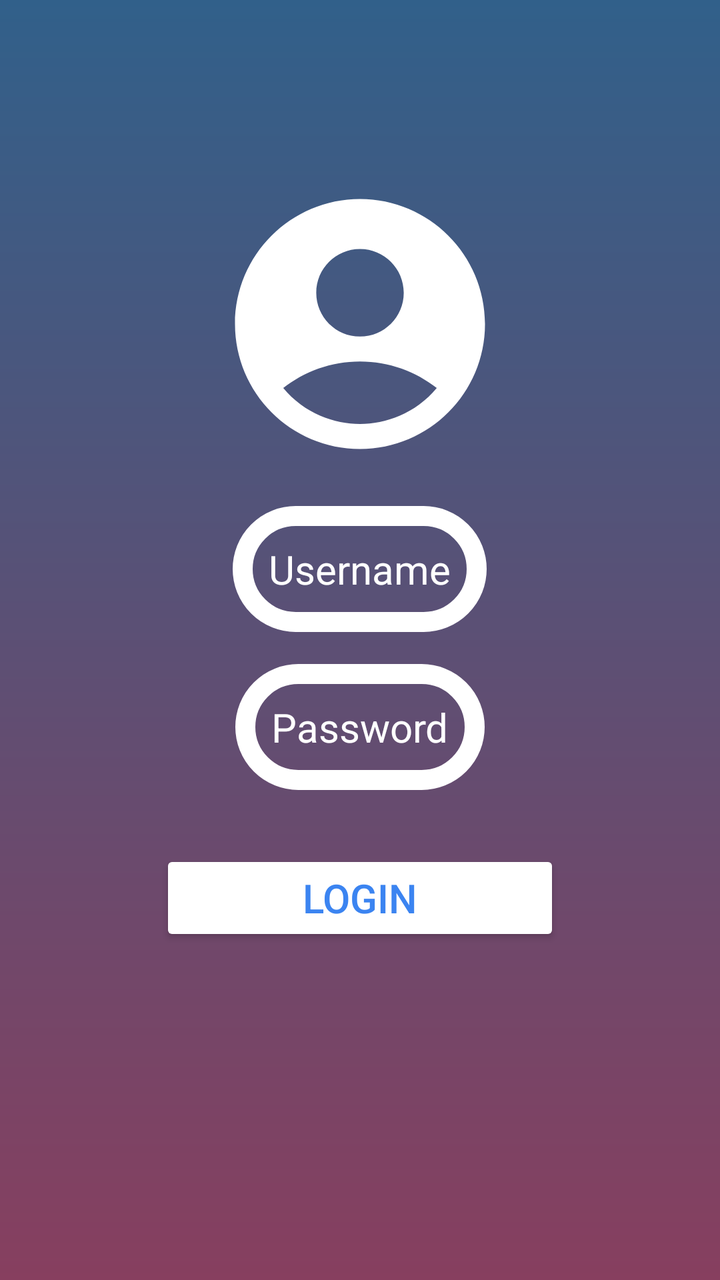
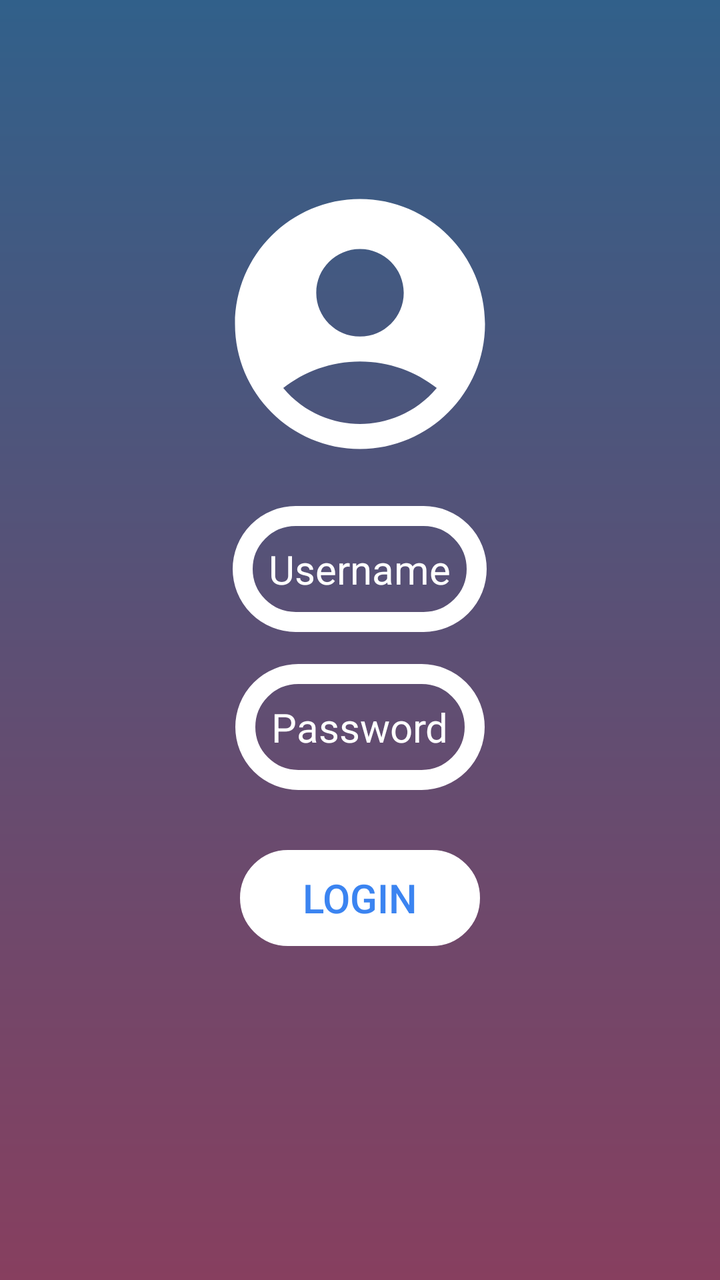

The first picture is an Android layout as it rendered before a commit; the second is the same layout after the commit. The layout source and the unified diff follow.
<!-- AndroidManifest.xml: application theme Theme.Login_screen -->
<!-- res/layout/activity_main.xml -->
<?xml version="1.0" encoding="utf-8"?>
<RelativeLayout
    xmlns:android="http://schemas.android.com/apk/res/android"
    xmlns:app="http://schemas.android.com/apk/res-auto"
    xmlns:tools="http://schemas.android.com/tools"
    android:layout_width="match_parent"
    android:layout_height="match_parent"
    android:background="@drawable/loginscreen"
    android:gravity="center"
    android:padding="16dp"
    tools:context=".MainActivity">

    <LinearLayout
        android:layout_width="match_parent"
        android:layout_height="wrap_content"
        android:gravity="center"
        android:orientation="vertical"
        tools:ignore="ExtraText,UselessParent">

        <ImageView
            android:layout_width="150dp"
            android:layout_height="150dp"
            android:importantForAccessibility="no"
            android:src="@drawable/baseline_account_circle_24" />

        <EditText
            android:id="@+id/username_input"
            android:layout_width="wrap_content"
            android:layout_height="wrap_content"
            android:layout_marginTop="16dp"
            android:background="@drawable/rounded_corner"
            android:hint="@string/username"
            android:importantForAutofill="no"
            android:inputType="text"
            android:padding="18dp"
            android:textColor="@color/white"
            android:textColorHint="@color/white"
            android:textSize="20sp" />

        <EditText
            android:id="@+id/password_input"
            android:layout_width="wrap_content"
            android:layout_height="wrap_content"
            android:layout_marginTop="16dp"
            android:background="@drawable/rounded_corner"
            android:hint="@string/password"
            android:importantForAutofill="no"
            android:inputType="textPassword"
            android:padding="18dp"
            android:textColor="@color/white"
            android:textColorHint="@color/white"
            android:textSize="20sp" />

        <Button
            android:id="@+id/login_btn"
            android:layout_width="200dp"
            android:layout_height="match_parent"
            android:layout_marginTop="30dp"
            android:backgroundTint="@color/white"
            android:contentDescription="@string/login_button_desc"
            android:importantForAccessibility="yes"
            android:padding="10dp"
            android:text="@string/login"
            android:textColor="#3B84F1"
            android:textSize="20sp" />



        <LinearLayout
            android:layout_width="match_parent"
            android:layout_height="wrap_content"
            android:layout_gravity="center"
            android:layout_marginTop="80dp"
            android:orientation="horizontal">




        </LinearLayout>


    </LinearLayout>


</RelativeLayout>
<!-- resources referenced by this layout -->
<resources>
  <color name="white">#FFFFFFFF</color>
  <!-- drawable baseline_account_circle_24 (drawable) -->
  <vector xmlns:android="http://schemas.android.com/apk/res/android" android:height="24dp" android:tint="#FFFFFF" android:viewportHeight="24" android:viewportWidth="24" android:width="24dp">
        
      <path android:fillColor="@android:color/white" android:pathData="M12,2C6.48,2 2,6.48 2,12s4.48,10 10,10s10,-4.48 10,-10S17.52,2 12,2zM12,6c1.93,0 3.5,1.57 3.5,3.5S13.93,13 12,13s-3.5,-1.57 -3.5,-3.5S10.07,6 12,6zM12,20c-2.03,0 -4.43,-0.82 -6.14,-2.88C7.55,15.8 9.68,15 12,15s4.45,0.8 6.14,2.12C16.43,19.18 14.03,20 12,20z"/>
      
  </vector>
  <!-- drawable loginscreen (drawable) -->
  <?xml version="1.0" encoding="utf-8"?>
  <shape xmlns:android="http://schemas.android.com/apk/res/android">
      <gradient android:type="linear" android:angle="100"
          android:startColor="#31608A" android:endColor="#873F5F"/>
  </shape>
  <!-- drawable rounded_corner (drawable) -->
  <?xml version="1.0" encoding="utf-8"?>
  <shape xmlns:android="http://schemas.android.com/apk/res/android"
      android:shape="rectangle"
      >
      <corners android:radius="50dp"/>
      <stroke android:width="10dip" android:color="@color/white"/>
  </shape>
  <string name="login">Login</string>
  <string name="login_button_desc">Tap to login</string>
  <string name="password">Password</string>
  <string name="username">Username</string>
  <style name="Theme.Login_screen" parent="Base.Theme.Login_screen" />
  <style name="Base.Theme.Login_screen" parent="Theme.Material3.DayNight.NoActionBar">
          
          
      </style>
</resources>

<!-- the commit's change to res/layout/activity_main.xml (unified diff, before → after) -->
@@ -53,10 +53,11 @@
 
         <Button
             android:id="@+id/login_btn"
-            android:layout_width="200dp"
+            android:layout_width="120dp"
             android:layout_height="match_parent"
             android:layout_marginTop="30dp"
             android:backgroundTint="@color/white"
+            android:background="@drawable/rounded_corner"
             android:contentDescription="@string/login_button_desc"
             android:importantForAccessibility="yes"
             android:padding="10dp"
